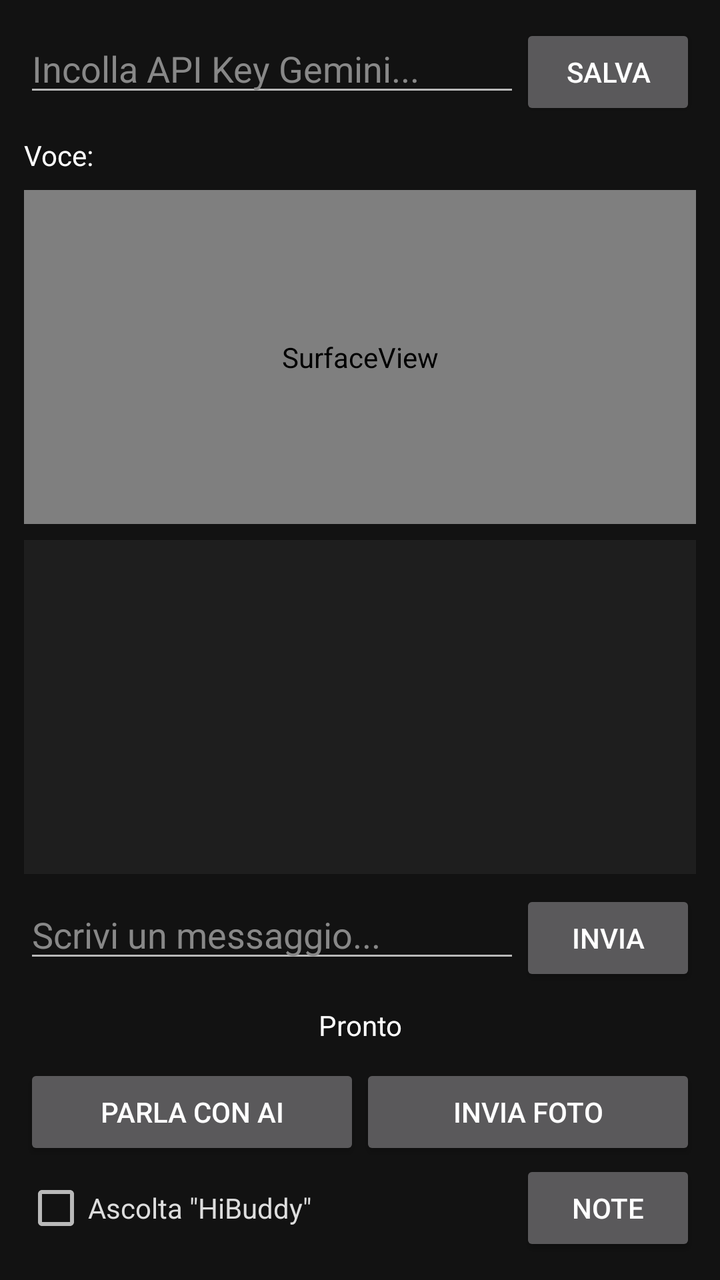
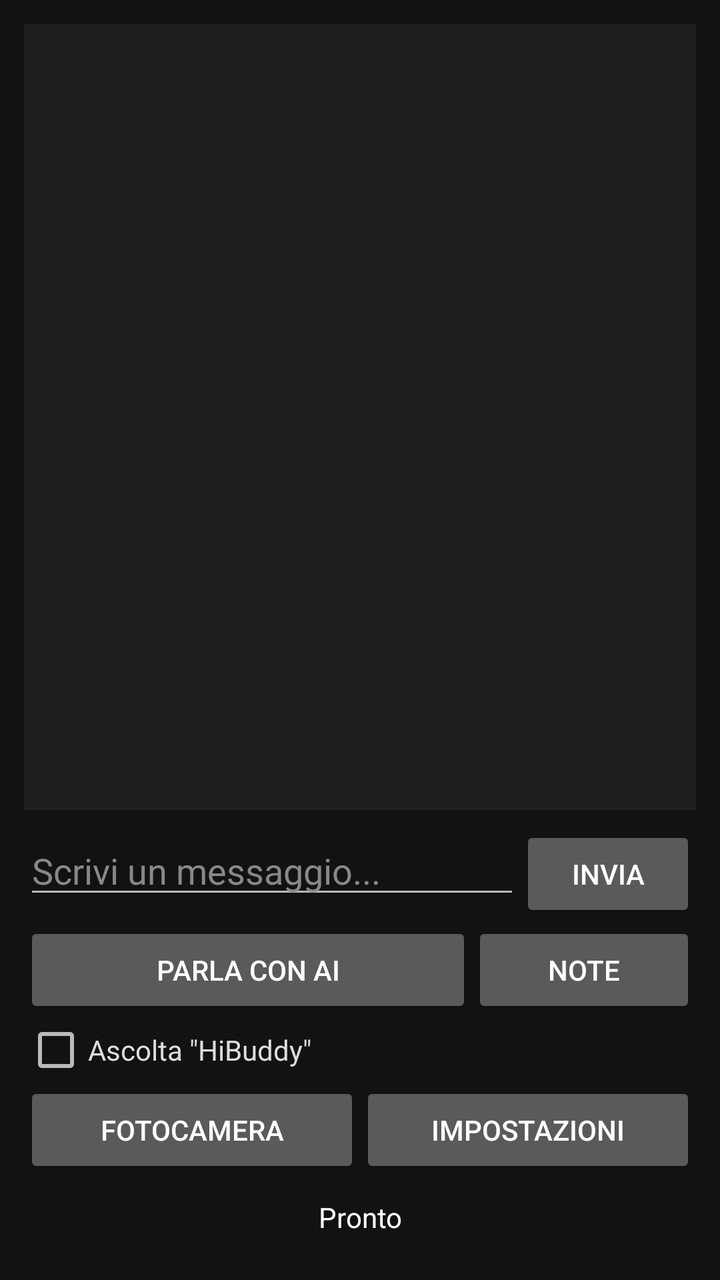

The first picture is an Android layout as it rendered before a commit; the second is the same layout after the commit. The layout source and the unified diff follow.
<!-- AndroidManifest.xml: application theme Theme.AppCompat.NoActionBar -->
<!-- res/layout/activity_main.xml -->
<?xml version="1.0" encoding="utf-8"?>
<LinearLayout xmlns:android="http://schemas.android.com/apk/res/android"
    android:layout_width="match_parent"
    android:layout_height="match_parent"
    android:orientation="vertical"
    android:padding="12dp"
    android:background="#121212">

    <LinearLayout
        android:layout_width="match_parent"
        android:layout_height="wrap_content"
        android:orientation="horizontal"
        android:paddingBottom="8dp">

        <EditText
            android:id="@+id/etApiKey"
            android:layout_width="0dp"
            android:layout_height="wrap_content"
            android:layout_weight="1"
            android:hint="Incolla API Key Gemini..."
            android:textColor="#FFFFFF"
            android:textColorHint="#888888"
            android:inputType="textPassword"
            android:singleLine="true" />

        <Button
            android:id="@+id/btnSaveKey"
            android:layout_width="wrap_content"
            android:layout_height="wrap_content"
            android:text="Salva" />
    </LinearLayout>

    <LinearLayout
        android:layout_width="match_parent"
        android:layout_height="wrap_content"
        android:orientation="horizontal"
        android:gravity="center_vertical"
        android:paddingBottom="8dp">

        <TextView
            android:layout_width="wrap_content"
            android:layout_height="wrap_content"
            android:text="Voce:"
            android:textColor="#FFFFFF"
            android:paddingEnd="8dp" />

        <Spinner
            android:id="@+id/spVoice"
            android:layout_width="0dp"
            android:layout_height="wrap_content"
            android:layout_weight="1"
            android:background="#303030"
            android:popupBackground="#303030" />
    </LinearLayout>

    <SurfaceView
        android:id="@+id/cameraPreview"
        android:layout_width="match_parent"
        android:layout_height="0dp"
        android:layout_weight="1" />

    <ScrollView
        android:id="@+id/transcriptScroll"
        android:layout_width="match_parent"
        android:layout_height="0dp"
        android:layout_weight="1"
        android:layout_marginTop="8dp"
        android:background="#1E1E1E">

        <TextView
            android:id="@+id/tvTranscript"
            android:layout_width="match_parent"
            android:layout_height="wrap_content"
            android:padding="8dp"
            android:textColor="#DDDDDD"
            android:textSize="14sp"
            android:text="" />
    </ScrollView>

    <LinearLayout
        android:layout_width="match_parent"
        android:layout_height="wrap_content"
        android:orientation="horizontal"
        android:paddingTop="8dp">

        <EditText
            android:id="@+id/etMessage"
            android:layout_width="0dp"
            android:layout_height="wrap_content"
            android:layout_weight="1"
            android:hint="Scrivi un messaggio..."
            android:textColor="#FFFFFF"
            android:textColorHint="#888888"
            android:inputType="textCapSentences"
            android:imeOptions="actionSend"
            android:maxLines="3" />

        <Button
            android:id="@+id/btnSendText"
            android:layout_width="wrap_content"
            android:layout_height="wrap_content"
            android:text="Invia" />
    </LinearLayout>

    <TextView
        android:id="@+id/statusText"
        android:layout_width="match_parent"
        android:layout_height="wrap_content"
        android:text="Pronto"
        android:textColor="#FFFFFF"
        android:padding="10dp"
        android:gravity="center" />

    <LinearLayout
        android:layout_width="match_parent"
        android:layout_height="wrap_content"
        android:orientation="horizontal">

        <Button
            android:id="@+id/btnConnect"
            android:layout_width="0dp"
            android:layout_height="wrap_content"
            android:layout_weight="1"
            android:text="Parla con AI" />

        <Button
            android:id="@+id/btnSendFrame"
            android:layout_width="0dp"
            android:layout_height="wrap_content"
            android:layout_weight="1"
            android:text="Invia Foto" />
    </LinearLayout>

    <LinearLayout
        android:layout_width="match_parent"
        android:layout_height="wrap_content"
        android:orientation="horizontal"
        android:gravity="center_vertical">

        <CheckBox
            android:id="@+id/cbWake"
            android:layout_width="0dp"
            android:layout_height="wrap_content"
            android:layout_weight="1"
            android:text="Ascolta &quot;HiBuddy&quot;"
            android:textColor="#DDDDDD" />

        <Button
            android:id="@+id/btnNotes"
            android:layout_width="wrap_content"
            android:layout_height="wrap_content"
            android:text="Note" />

        <Button
            android:id="@+id/btnUpdate"
            android:layout_width="wrap_content"
            android:layout_height="wrap_content"
            android:text="Aggiorna"
            android:visibility="gone" />
    </LinearLayout>
</LinearLayout>
<!-- resources referenced by this layout -->
<resources>

</resources>

<!-- the commit's change to res/layout/activity_main.xml (unified diff, before → after) -->
@@ -7,99 +7,220 @@
     android:background="#121212">
 
     <LinearLayout
-        android:layout_width="match_parent"
-        android:layout_height="wrap_content"
-        android:orientation="horizontal"
-        android:paddingBottom="8dp">
-
-        <EditText
-            android:id="@+id/etApiKey"
-            android:layout_width="0dp"
-            android:layout_height="wrap_content"
+        android:id="@+id/screenChat"
+        android:layout_width="match_parent"
+        android:layout_height="0dp"
+        android:layout_weight="1"
+        android:orientation="vertical">
+
+        <ScrollView
+            android:id="@+id/transcriptScroll"
+            android:layout_width="match_parent"
+            android:layout_height="0dp"
             android:layout_weight="1"
-            android:hint="Incolla API Key Gemini..."
+            android:background="#1E1E1E">
+
+            <TextView
+                android:id="@+id/tvTranscript"
+                android:layout_width="match_parent"
+                android:layout_height="wrap_content"
+                android:padding="8dp"
+                android:textColor="#DDDDDD"
+                android:textSize="14sp"
+                android:text="" />
+        </ScrollView>
+
+        <LinearLayout
+            android:layout_width="match_parent"
+            android:layout_height="wrap_content"
+            android:orientation="horizontal"
+            android:paddingTop="8dp">
+
+            <EditText
+                android:id="@+id/etMessage"
+                android:layout_width="0dp"
+                android:layout_height="wrap_content"
+                android:layout_weight="1"
+                android:hint="Scrivi un messaggio..."
+                android:textColor="#FFFFFF"
+                android:textColorHint="#888888"
+                android:inputType="textCapSentences"
+                android:imeOptions="actionSend"
+                android:maxLines="3" />
+
+            <Button
+                android:id="@+id/btnSendText"
+                android:layout_width="wrap_content"
+                android:layout_height="wrap_content"
+                android:text="Invia" />
+        </LinearLayout>
+
+        <LinearLayout
+            android:layout_width="match_parent"
+            android:layout_height="wrap_content"
+            android:orientation="horizontal">
+
+            <Button
+                android:id="@+id/btnConnect"
+                android:layout_width="0dp"
+                android:layout_height="wrap_content"
+                android:layout_weight="2"
+                android:text="Parla con AI" />
+
+            <Button
+                android:id="@+id/btnNotes"
+                android:layout_width="0dp"
+                android:layout_height="wrap_content"
+                android:layout_weight="1"
+                android:text="Note" />
+        </LinearLayout>
+
+        <LinearLayout
+            android:layout_width="match_parent"
+            android:layout_height="wrap_content"
+            android:orientation="horizontal"
+            android:gravity="center_vertical">
+
+            <CheckBox
+                android:id="@+id/cbWake"
+                android:layout_width="0dp"
+                android:layout_height="wrap_content"
+                android:layout_weight="1"
+                android:text="Ascolta &quot;HiBuddy&quot;"
+                android:textColor="#DDDDDD" />
+
+            <Button
+                android:id="@+id/btnUpdate"
+                android:layout_width="wrap_content"
+                android:layout_height="wrap_content"
+                android:text="Aggiorna"
+                android:visibility="gone" />
+        </LinearLayout>
+
+        <LinearLayout
+            android:layout_width="match_parent"
+            android:layout_height="wrap_content"
+            android:orientation="horizontal">
+
+            <Button
+                android:id="@+id/btnOpenCamera"
+                android:layout_width="0dp"
+                android:layout_height="wrap_content"
+                android:layout_weight="1"
+                android:text="Fotocamera" />
+
+            <Button
+                android:id="@+id/btnOpenSettings"
+                android:layout_width="0dp"
+                android:layout_height="wrap_content"
+                android:layout_weight="1"
+                android:text="Impostazioni" />
+        </LinearLayout>
+    </LinearLayout>
+
+    <LinearLayout
+        android:id="@+id/screenCamera"
+        android:layout_width="match_parent"
+        android:layout_height="0dp"
+        android:layout_weight="1"
+        android:orientation="vertical"
+        android:visibility="gone">
+
+        <SurfaceView
+            android:id="@+id/cameraPreview"
+            android:layout_width="match_parent"
+            android:layout_height="0dp"
+            android:layout_weight="1" />
+
+        <LinearLayout
+            android:layout_width="match_parent"
+            android:layout_height="wrap_content"
+            android:orientation="horizontal"
+            android:paddingTop="8dp">
+
+            <Button
+                android:id="@+id/btnSendFrame"
+                android:layout_width="0dp"
+                android:layout_height="wrap_content"
+                android:layout_weight="1"
+                android:text="Invia Foto" />
+
+            <Button
+                android:id="@+id/btnCloseCamera"
+                android:layout_width="0dp"
+                android:layout_height="wrap_content"
+                android:layout_weight="1"
+                android:text="Chiudi" />
+        </LinearLayout>
+    </LinearLayout>
+
+    <LinearLayout
+        android:id="@+id/screenSettings"
+        android:layout_width="match_parent"
+        android:layout_height="0dp"
+        android:layout_weight="1"
+        android:orientation="vertical"
+        android:visibility="gone">
+
+        <TextView
+            android:layout_width="match_parent"
+            android:layout_height="wrap_content"
+            android:text="Chiave API Gemini"
             android:textColor="#FFFFFF"
-            android:textColorHint="#888888"
-            android:inputType="textPassword"
-            android:singleLine="true" />
-
-        <Button
-            android:id="@+id/btnSaveKey"
-            android:layout_width="wrap_content"
-            android:layout_height="wrap_content"
-            android:text="Salva" />
-    </LinearLayout>
-
-    <LinearLayout
-        android:layout_width="match_parent"
-        android:layout_height="wrap_content"
-        android:orientation="horizontal"
-        android:gravity="center_vertical"
-        android:paddingBottom="8dp">
+            android:paddingBottom="4dp" />
+
+        <LinearLayout
+            android:layout_width="match_parent"
+            android:layout_height="wrap_content"
+            android:orientation="horizontal"
+            android:paddingBottom="16dp">
+
+            <EditText
+                android:id="@+id/etApiKey"
+                android:layout_width="0dp"
+                android:layout_height="wrap_content"
+                android:layout_weight="1"
+                android:hint="Incolla API Key Gemini..."
+                android:textColor="#FFFFFF"
+                android:textColorHint="#888888"
+                android:inputType="textPassword"
+                android:singleLine="true" />
+
+            <Button
+                android:id="@+id/btnSaveKey"
+                android:layout_width="wrap_content"
+                android:layout_height="wrap_content"
+                android:text="Salva" />
+        </LinearLayout>
 
         <TextView
-            android:layout_width="wrap_content"
-            android:layout_height="wrap_content"
-            android:text="Voce:"
+            android:layout_width="match_parent"
+            android:layout_height="wrap_content"
+            android:text="Voce"
             android:textColor="#FFFFFF"
-            android:paddingEnd="8dp" />
+            android:paddingBottom="4dp" />
 
         <Spinner
             android:id="@+id/spVoice"
-            android:layout_width="0dp"
-            android:layout_height="wrap_content"
-            android:layout_weight="1"
+            android:layout_width="match_parent"
+            android:layout_height="wrap_content"
             android:background="#303030"
             android:popupBackground="#303030" />
-    </LinearLayout>
-
-    <SurfaceView
-        android:id="@+id/cameraPreview"
-        android:layout_width="match_parent"
-        android:layout_height="0dp"
-        android:layout_weight="1" />
-
-    <ScrollView
-        android:id="@+id/transcriptScroll"
-        android:layout_width="match_parent"
-        android:layout_height="0dp"
-        android:layout_weight="1"
-        android:layout_marginTop="8dp"
-        android:background="#1E1E1E">
 
         <TextView
-            android:id="@+id/tvTranscript"
-            android:layout_width="match_parent"
-            android:layout_height="wrap_content"
-            android:padding="8dp"
-            android:textColor="#DDDDDD"
-            android:textSize="14sp"
-            android:text="" />
-    </ScrollView>
-
-    <LinearLayout
-        android:layout_width="match_parent"
-        android:layout_height="wrap_content"
-        android:orientation="horizontal"
-        android:paddingTop="8dp">
-
-        <EditText
-            android:id="@+id/etMessage"
-            android:layout_width="0dp"
-            android:layout_height="wrap_content"
-            android:layout_weight="1"
-            android:hint="Scrivi un messaggio..."
-            android:textColor="#FFFFFF"
-            android:textColorHint="#888888"
-            android:inputType="textCapSentences"
-            android:imeOptions="actionSend"
-            android:maxLines="3" />
+            android:layout_width="match_parent"
+            android:layout_height="wrap_content"
+            android:text="La voce scelta vale dalla sessione successiva."
+            android:textColor="#AAAAAA"
+            android:textSize="12sp"
+            android:paddingTop="8dp"
+            android:paddingBottom="16dp" />
 
         <Button
-            android:id="@+id/btnSendText"
-            android:layout_width="wrap_content"
-            android:layout_height="wrap_content"
-            android:text="Invia" />
+            android:id="@+id/btnCloseSettings"
+            android:layout_width="match_parent"
+            android:layout_height="wrap_content"
+            android:text="Chiudi" />
     </LinearLayout>
 
     <TextView
@@ -110,52 +231,4 @@
         android:textColor="#FFFFFF"
         android:padding="10dp"
         android:gravity="center" />
-
-    <LinearLayout
-        android:layout_width="match_parent"
-        android:layout_height="wrap_content"
-        android:orientation="horizontal">
-
-        <Button
-            android:id="@+id/btnConnect"
-            android:layout_width="0dp"
-            android:layout_height="wrap_content"
-            android:layout_weight="1"
-            android:text="Parla con AI" />
-
-        <Button
-            android:id="@+id/btnSendFrame"
-            android:layout_width="0dp"
-            android:layout_height="wrap_content"
-            android:layout_weight="1"
-            android:text="Invia Foto" />
-    </LinearLayout>
-
-    <LinearLayout
-        android:layout_width="match_parent"
-        android:layout_height="wrap_content"
-        android:orientation="horizontal"
-        android:gravity="center_vertical">
-
-        <CheckBox
-            android:id="@+id/cbWake"
-            android:layout_width="0dp"
-            android:layout_height="wrap_content"
-            android:layout_weight="1"
-            android:text="Ascolta &quot;HiBuddy&quot;"
-            android:textColor="#DDDDDD" />
-
-        <Button
-            android:id="@+id/btnNotes"
-            android:layout_width="wrap_content"
-            android:layout_height="wrap_content"
-            android:text="Note" />
-
-        <Button
-            android:id="@+id/btnUpdate"
-            android:layout_width="wrap_content"
-            android:layout_height="wrap_content"
-            android:text="Aggiorna"
-            android:visibility="gone" />
-    </LinearLayout>
 </LinearLayout>
